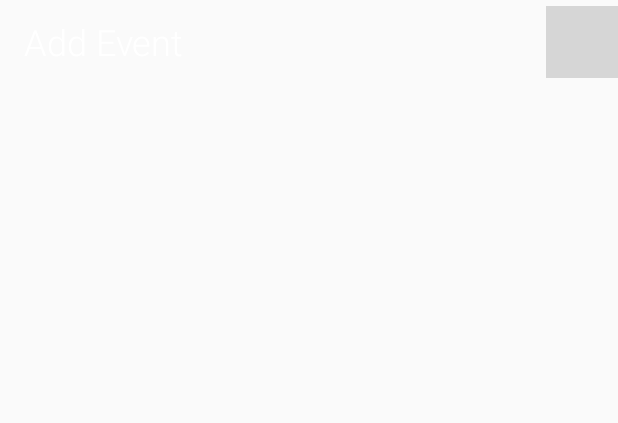
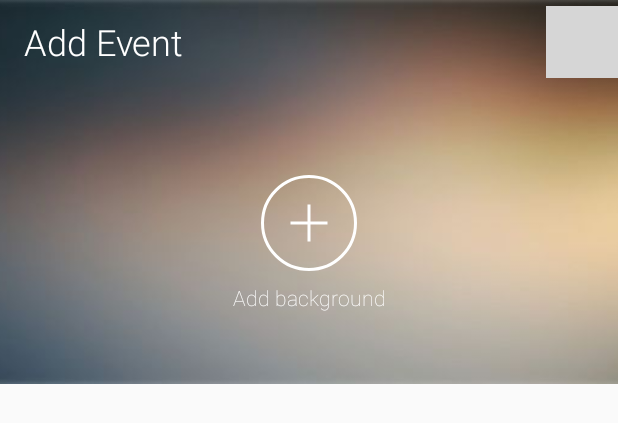
Before and after one commit to OlekKapera/LiveBack, an Android app: the layout app_bar_add_event.xml on its own in the app's theme, with its tools: preview values and no code run, on a phone screen of 412 x 824 dp. Shown: the top 423 px of the screen. Run offline under Robolectric (Android 15) with nearby library versions, the phone set to English and light mode, and no system bars; grey boxes are pictures that could not be loaded.

Commit message:
Fixed toolbar, added category field to add event

```diff
--- a/app/src/main/java/com/aleksanderkapera/liveback/ui/base/BaseActivity.kt
+++ b/app/src/main/java/com/aleksanderkapera/liveback/ui/base/BaseActivity.kt
@@ -23,7 +23,7 @@ abstract class BaseActivity : PermissionsAskingActivity() {
     protected fun getExtras(intent: Intent) {}
 
     override fun onSupportNavigateUp(): Boolean {
-        //TODO make implementation for opening side menu
+        onBackPressed()
         return true
     }
 
--- a/app/src/main/java/com/aleksanderkapera/liveback/ui/widget/InputView.kt
+++ b/app/src/main/java/com/aleksanderkapera/liveback/ui/widget/InputView.kt
@@ -25,7 +25,7 @@ class InputView@JvmOverloads constructor(context: Context, attrs: AttributeSet?
             val hint = a.getString(R.styleable.InputView_inputHint)
 
             input_image_icon.setImageDrawable(icon)
-            input_input_text.hint = hint
+            input_layout_text.hint = hint
         }
     }
 }
--- /dev/null
+++ b/app/src/main/res/drawable/ic_rounded_add_64dp.xml
@@ -0,0 +1,34 @@
+<?xml version="1.0" encoding="utf-8"?>
+<layer-list xmlns:android="http://schemas.android.com/apk/res/android">
+    <item>
+        <shape android:shape="oval">
+            <stroke
+                android:width="2dp"
+                android:color="@android:color/white" />
+        </shape>
+    </item>
+    <item
+        android:left="19dp"
+        android:right="19dp">
+        <shape android:shape="line">
+            <stroke
+                android:width="2dp"
+                android:color="@android:color/white" />
+        </shape>
+    </item>
+    <item
+        android:left="19dp"
+        android:right="19dp">
+        <rotate
+            android:fromDegrees="90"
+            android:pivotX="50%"
+            android:pivotY="50%"
+            android:toDegrees="-90">
+            <shape android:shape="line">
+                <stroke
+                    android:width="2dp"
+                    android:color="@android:color/white" />
+            </shape>
+        </rotate>
+    </item>
+</layer-list>
--- a/app/src/main/res/layout/app_bar_add_event.xml
+++ b/app/src/main/res/layout/app_bar_add_event.xml
@@ -1,15 +1,56 @@
 <?xml version="1.0" encoding="utf-8"?>
 <android.support.design.widget.AppBarLayout xmlns:android="http://schemas.android.com/apk/res/android"
     xmlns:app="http://schemas.android.com/apk/res-auto"
-    android:id="@+id/eventAdd_layout_appBar"
+    android:id="@+id/addEvent_layout_appBar"
     android:layout_width="match_parent"
     android:layout_height="wrap_content"
     android:background="@android:color/transparent"
+    android:fitsSystemWindows="false"
     android:theme="@style/AppTheme.AppBarOverlay"
     app:elevation="0dp">
 
+    <android.support.design.widget.CollapsingToolbarLayout
+        android:layout_width="match_parent"
+        android:layout_height="wrap_content">
+
+        <android.support.constraint.ConstraintLayout
+            android:layout_width="match_parent"
+            android:layout_height="match_parent">
+
+            <ImageView
+                android:id="@+id/addEvent_image_background"
+                android:layout_width="match_parent"
+                android:layout_height="@dimen/addEvent_bgImage_height"
+                android:scaleType="centerCrop"
+                android:src="@drawable/bg_add_event" />
+
+            <ImageView
+                android:id="@+id/addEvent_button_addBackground"
+                android:layout_width="@dimen/icon64"
+                android:layout_height="@dimen/icon64"
+                android:layout_marginBottom="@dimen/spacing8"
+                android:foreground="?android:attr/selectableItemBackgroundBorderless"
+                android:clickable="true"
+                android:focusable="true"
+                android:src="@drawable/ic_rounded_add_64dp"
+                app:layout_constraintBottom_toTopOf="@id/addEvent_text_addBackground"
+                app:layout_constraintEnd_toEndOf="parent"
+                app:layout_constraintStart_toStartOf="parent" />
+
+            <TextView
+                android:id="@+id/addEvent_text_addBackground"
+                android:layout_width="wrap_content"
+                android:layout_height="wrap_content"
+                android:layout_marginBottom="@dimen/spacing48"
+                android:text="@string/add_background"
+                android:textColor="@color/white"
+                app:layout_constraintBottom_toBottomOf="parent"
+                app:layout_constraintEnd_toEndOf="@id/addEvent_button_addBackground"
+                app:layout_constraintStart_toStartOf="@id/addEvent_button_addBackground" />
+        </android.support.constraint.ConstraintLayout>
+
         <android.support.v7.widget.Toolbar
-        android:id="@+id/eventAdd_layout_toolbar"
+            android:id="@+id/addEvent_layout_toolbar"
             android:layout_width="match_parent"
             android:layout_height="?android:attr/actionBarSize"
             app:contentInsetEnd="0dp"
@@ -19,15 +60,16 @@
             app:popupTheme="@style/AppTheme.PopupOverlay">
 
             <TextView
-            android:id="@+id/menu_title"
+                android:id="@+id/addEvent_text_title"
                 style="@style/AppTheme.Toolbar.Title"
                 android:layout_gravity="start"
                 android:text="@string/add_event" />
 
             <ImageView
-            android:id="@+id/menuSearch"
+                android:id="@+id/addEvent_button_accept"
                 style="@style/AppTheme.Toolbar.Button"
                 android:layout_gravity="end"
                 app:srcCompat="@drawable/ic_tick" />
         </android.support.v7.widget.Toolbar>
+    </android.support.design.widget.CollapsingToolbarLayout>
 </android.support.design.widget.AppBarLayout>
--- a/app/src/main/res/values/dimens.xml
+++ b/app/src/main/res/values/dimens.xml
@@ -42,4 +42,7 @@
     <!-- event -->
     <dimen name="event_bgImage_height">300dp</dimen>
     <dimen name="event_circleImage_size">64dp</dimen>
+
+    <!-- add event -->
+    <dimen name="addEvent_bgImage_height">256dp</dimen>
 </resources>
--- a/app/src/main/res/values/strings.xml
+++ b/app/src/main/res/values/strings.xml
@@ -56,4 +56,8 @@
     <string name="week_short">w</string>
     <string name="months_short">mo</string>
     <string name="years_short">y</string>
+
+    <!--Add Event-->
+    <string name="add_background">Add background</string>
+    <string name="category">Category</string>
 </resources>
--- a/app/src/main/res/values/styles.xml
+++ b/app/src/main/res/values/styles.xml
@@ -152,4 +152,10 @@
         <item name="android:layout_height">wrap_content</item>
         <item name="android:layout_marginTop">@dimen/spacing8</item>
     </style>
+
+    <style name="AddEventItem">
+        <item name="android:layout_width">match_parent</item>
+        <item name="android:layout_height">wrap_content</item>
+        <item name="android:layout_marginTop">@dimen/spacing8</item>
+    </style>
 </resources>
```
Also changed, not shown: app/src/main/java/com/aleksanderkapera/liveback/ui/activity/AddEventActivity.kt (+18 -14 lines), app/src/main/java/com/aleksanderkapera/liveback/ui/widget/NavigationViewHelper.kt (+7 -6 lines), app/src/main/res/drawable/ic_back.xml (added, +9 -0 lines), app/src/main/res/drawable/ic_label.xml (added, +38 -0 lines), app/src/main/res/layout/activity_add_event.xml (deleted, +0 -16 lines), app/src/main/res/layout/fragment_add_event.xml (added, +52 -0 lines), app/src/main/res/layout/widget_input.xml (+14 -5 lines), app/src/main/res/drawable/bg_add_event.jpg (added). Lines whose indentation alone changed are shown as unchanged.
